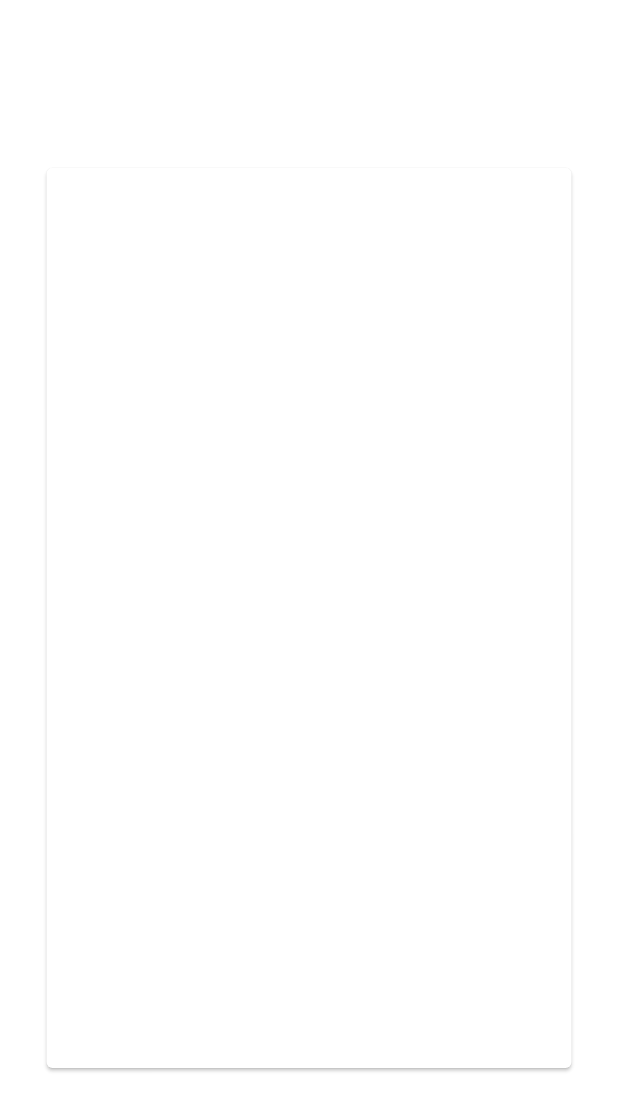
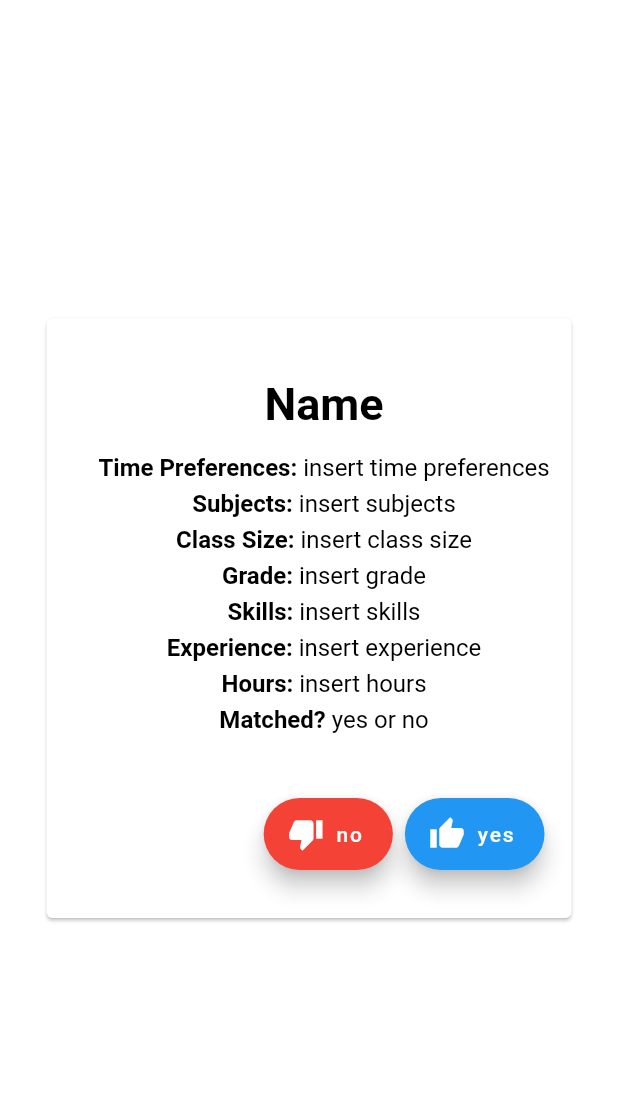
Before and after one commit to 20iyerd/hack_mit_2020, a Flutter app: the Backdrop screen opened directly, after a tap on "Get Matched", on a phone screen of 412 x 824 dp. Shown: the top 1111 px of the screen. Run offline on Flutter 3.47's test engine with Material 2 defaults, Android fonts, the phone set to English and light mode, and no system bars; our stand-ins replace cloud_firestore, firebase_auth, firebase_core; accounts and stored records are empty.

Commit message:
creates the profiles on the home page

```diff
--- a/lib/backdrop.dart
+++ b/lib/backdrop.dart
@@ -184,7 +184,7 @@ class _ProfileState extends State<Profile> {
                 Text(
                   'Student',
                   style: TextStyle(
-                    fontSize: 22.0,
+                    fontSize: 20.0,
                     color: Colors.grey,
                     fontStyle: FontStyle.italic,
                   ),
--- a/lib/home.dart
+++ b/lib/home.dart
@@ -56,8 +56,8 @@ class HomePage extends StatelessWidget {
               ),
 
               Padding(
-                padding: EdgeInsets.fromLTRB(90,0,90,0),
-                child:RaisedButton(
+                padding: EdgeInsets.fromLTRB(90, 0, 90, 0),
+                child: RaisedButton(
                   color: Colors.green,
                   child: Text(
                     "Get Matched",
@@ -129,21 +129,189 @@ class Matches extends StatefulWidget {
 class _MatchesState extends State<Matches> {
   //String profile;
   @override
-  Widget build(BuildContext context){
-    return Stack(
-      alignment: Alignment.center,
-      children: <Widget>[
-        Card(
-          child: Container(
-            height: 600,
-            width: 350,
-            child: SizedBox(
-              height: 100,
-
-            ),
-          )
-        )
-      ],
+  Widget build(BuildContext context) {
+    return Center(
+      child: Card(
+        child: Container(
+          padding: new EdgeInsets.fromLTRB(30.0, 0, 10, 0), //creates weird padding
+          width: 350,
+          height: 400,
+          child: Column(
+            mainAxisSize: MainAxisSize.min,
+            children: <Widget>[
+              SizedBox(
+                height: 40
+              ),
+              Text(
+                'Name',
+                style: TextStyle(
+                  fontSize: 30.0,
+                  color: Colors.black,
+                  fontWeight: FontWeight.bold,
+                ),
+              ),
+              SizedBox(
+                height: 15
+              ),
+              RichText(
+                  text: TextSpan(
+                  text: 'Time Preferences: ',
+                  style: TextStyle(fontWeight: FontWeight.bold, color: Colors.black, fontSize: 16.0),
+                  children: <TextSpan>[
+                    TextSpan(
+                        text: 'insert time preferences', style: TextStyle(fontWeight: FontWeight.normal)),
+                  ],
+                ),
+              ),
+              SizedBox(
+                height: 5
+              ),
+              RichText(
+                text: TextSpan(
+                  text: 'Subjects: ',
+                  style: TextStyle(fontWeight: FontWeight.bold, color: Colors.black, fontSize: 16.0),
+                  children: <TextSpan>[
+                    TextSpan(
+                        text: 'insert subjects', style: TextStyle(fontWeight: FontWeight.normal)),
+                  ],
+                ),
+              ),
+              SizedBox(
+                  height: 5
+              ),
+              RichText(
+                text: TextSpan(
+                  text: 'Class Size: ',
+                  style: TextStyle(fontWeight: FontWeight.bold, color: Colors.black, fontSize: 16.0),
+                  children: <TextSpan>[
+                    TextSpan(
+                        text: 'insert class size', style: TextStyle(fontWeight: FontWeight.normal)),
+                  ],
+                ),
+              ),
+              SizedBox(
+                  height: 5
+              ),
+              RichText(
+                text: TextSpan(
+                  text: 'Grade: ',
+                  style: TextStyle(fontWeight: FontWeight.bold, color: Colors.black, fontSize: 16.0),
+                  children: <TextSpan>[
+                    TextSpan(
+                        text: 'insert grade', style: TextStyle(fontWeight: FontWeight.normal)),
+                  ],
+                ),
+              ),
+              SizedBox(
+                  height: 5
+              ),
+              RichText(
+                text: TextSpan(
+                  text: 'Skills: ',
+                  style: TextStyle(fontWeight: FontWeight.bold, color: Colors.black, fontSize: 16.0),
+                  children: <TextSpan>[
+                    TextSpan(
+                        text: 'insert skills', style: TextStyle(fontWeight: FontWeight.normal)),
+                  ],
+                ),
+              ),
+              SizedBox(
+                  height: 5
+              ),
+              RichText(
+                text: TextSpan(
+                  text: 'Experience: ',
+                  style: TextStyle(fontWeight: FontWeight.bold, color: Colors.black, fontSize: 16.0),
+                  children: <TextSpan>[
+                    TextSpan(
+                        text: 'insert experience', style: TextStyle(fontWeight: FontWeight.normal)),
+                  ],
+                ),
+              ),
+              SizedBox(
+                  height: 5
+              ),
+              RichText(
+                text: TextSpan(
+                  text: 'Hours: ',
+                  style: TextStyle(fontWeight: FontWeight.bold, color: Colors.black, fontSize: 16.0),
+                  children: <TextSpan>[
+                    TextSpan(
+                        text: 'insert hours', style: TextStyle(fontWeight: FontWeight.normal)),
+                  ],
+                ),
+              ),
+              SizedBox(
+                  height: 5
+              ),
+              RichText(
+                text: TextSpan(
+                  text: 'Matched? ',
+                  style: TextStyle(fontWeight: FontWeight.bold, color: Colors.black, fontSize: 16.0),
+                  children: <TextSpan>[
+                    TextSpan(
+                        text: 'yes or no', style: TextStyle(fontWeight: FontWeight.normal)),
+                  ],
+                ),
+              ),
+              SizedBox(
+                height: 35
+              ),
+              ButtonBar(
+                children: <Widget>[
+                  FloatingActionButton.extended(
+                    heroTag: null,
+                    onPressed: () {
+                      print("no button pressed");
+                    },
+                    label: Text("no"),
+                    icon: Icon(Icons.thumb_down),
+                    backgroundColor: Colors.red,
+                  ),
+                  FloatingActionButton.extended(
+                    heroTag: null,
+                    onPressed: () {
+                      print("yes button pressed");
+                    },
+                    label: Text("yes"),
+                    icon: Icon(Icons.thumb_up),
+                    backgroundColor: Colors.blue,
+                  ),
+                ],
+              ),
+            ],
+          ),
+        ),
+      ),
     );
   }
 }
+// floatingActionButton: FloatingActionButton.extended(
+// onPressed:(){
+// //add your onPressed code here!
+// },
+// label: Text('Yes'),
+// icon: Icon(Icons.thumb_up),
+// backgroundColor: Colors.blue,
+// ),
+
+// class _MatchesState extends State<Matches> {
+//   //String profile;
+//   @override
+//   Widget build(BuildContext context){
+//     return Stack(
+//       alignment: Alignment.center,
+//       children: <Widget>[
+//         Card(
+//           child: Container(
+//             height: 600,
+//             width: 350,
+//             child: SizedBox(
+//               height: 100,
+//             ),
+//           ),
+//         ),
+//       ],
+//     );
+//   }
+// }
--- a/pubspec.yaml
+++ b/pubspec.yaml
@@ -32,11 +32,10 @@ dependencies:
   firebase_storage: ^4.0.0
   firebase_messaging: ^7.0.0
   cloud_firestore: 0.14.0
-
-
   # The following adds the Cupertino Icons font to your application.
   # Use with the CupertinoIcons class for iOS style icons.
   cupertino_icons: ^0.1.3
+
 
 dev_dependencies:
   flutter_test:
```
Also changed, not shown: 1 other file.
